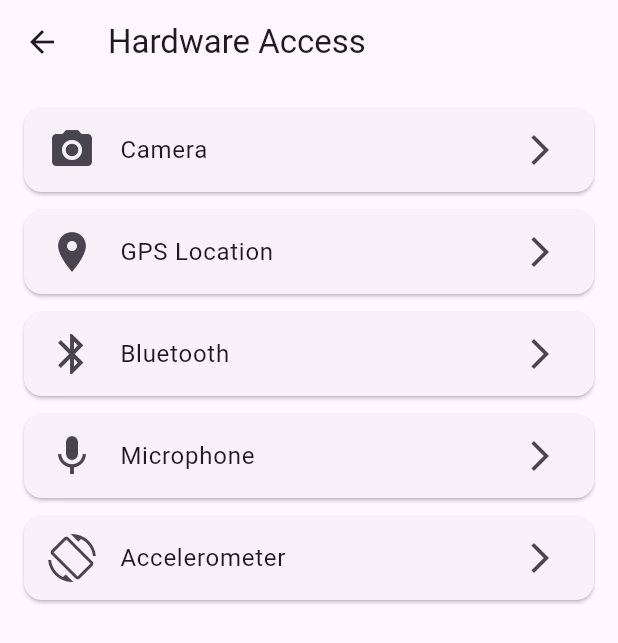
After one commit to Atan0707/ICT602-Lab-Group, a Flutter app: the HardwarePage screen opened directly, on a phone screen of 412 x 824 dp. The commit adds this screen. Shown: the top 643 px of the screen. Run offline on Flutter 3.47's test engine with Material 3 defaults, Android fonts, the phone set to English and light mode, and no system bars; our stand-ins replace cloud_firestore, firebase_auth, firebase_core; accounts and stored records are empty.

Commit message:
add hardware UI

```diff
--- /dev/null
+++ b/lib/pages/hardware_page.dart
@@ -0,0 +1,75 @@
+import 'package:flutter/material.dart';
+
+class HardwarePage extends StatefulWidget {
+  const HardwarePage({super.key});
+
+  @override
+  State<HardwarePage> createState() => _HardwarePageState();
+}
+
+class _HardwarePageState extends State<HardwarePage> {
+  @override
+  Widget build(BuildContext context) {
+    return Scaffold(
+      appBar: AppBar(
+        title: const Text('Hardware Access'),
+      ),
+      body: ListView(
+        padding: const EdgeInsets.all(16.0),
+        children: [
+          _buildHardwareButton(
+            icon: Icons.camera_alt,
+            title: 'Camera',
+            onTap: () {
+              // TODO: Implement camera access
+            },
+          ),
+          _buildHardwareButton(
+            icon: Icons.location_on,
+            title: 'GPS Location',
+            onTap: () {
+              // TODO: Implement GPS access
+            },
+          ),
+          _buildHardwareButton(
+            icon: Icons.bluetooth,
+            title: 'Bluetooth',
+            onTap: () {
+              // TODO: Implement Bluetooth access
+            },
+          ),
+          _buildHardwareButton(
+            icon: Icons.mic,
+            title: 'Microphone',
+            onTap: () {
+              // TODO: Implement microphone access
+            },
+          ),
+          _buildHardwareButton(
+            icon: Icons.screen_rotation,
+            title: 'Accelerometer',
+            onTap: () {
+              // TODO: Implement accelerometer access
+            },
+          ),
+        ],
+      ),
+    );
+  }
+
+  Widget _buildHardwareButton({
+    required IconData icon,
+    required String title,
+    required VoidCallback onTap,
+  }) {
+    return Card(
+      margin: const EdgeInsets.only(bottom: 12.0),
+      child: ListTile(
+        leading: Icon(icon, size: 32.0),
+        title: Text(title),
+        trailing: const Icon(Icons.arrow_forward_ios),
+        onTap: onTap,
+      ),
+    );
+  }
+}
--- a/lib/pages/login_page.dart
+++ b/lib/pages/login_page.dart
@@ -1,8 +1,6 @@
 import 'package:flutter/material.dart';
 import 'package:firebase_auth/firebase_auth.dart';
-import 'home_page.dart';
 import 'signup_page.dart';
-import 'user_information_page.dart';
 import 'main_navigation.dart';
 
 class LoginPage extends StatefulWidget {
--- a/lib/pages/main_navigation.dart
+++ b/lib/pages/main_navigation.dart
@@ -2,6 +2,7 @@ import 'package:flutter/material.dart';
 import 'home_page.dart';
 import 'user_information_page.dart';
 import 'todo_list_page.dart';
+import 'hardware_page.dart';
 
 class MainNavigation extends StatefulWidget {
   const MainNavigation({super.key});
@@ -18,6 +19,7 @@ class _MainNavigationState extends State<MainNavigation> {
     HomePage(),
     UserInformationPage(), // This should show the profile view, not edit page
     TodoListPage(),
+    HardwarePage(),
   ];
 
   void _onItemTapped(int index) {
@@ -44,9 +46,14 @@ class _MainNavigationState extends State<MainNavigation> {
             icon: Icon(Icons.list),
             label: 'Todos',
           ),
+          BottomNavigationBarItem(
+            icon: Icon(Icons.hardware),
+            label: 'Hardware',
+          ),
         ],
         currentIndex: _selectedIndex,
         onTap: _onItemTapped,
+        type: BottomNavigationBarType.fixed,
       ),
     );
   }
--- a/lib/pages/signup_page.dart
+++ b/lib/pages/signup_page.dart
@@ -1,6 +1,5 @@
 import 'package:flutter/material.dart';
 import 'package:firebase_auth/firebase_auth.dart';
-import 'home_page.dart';
 import 'package:cloud_firestore/cloud_firestore.dart';
 import 'main_navigation.dart';
 
```
Also changed, not shown: pubspec.lock, 126 other files.
